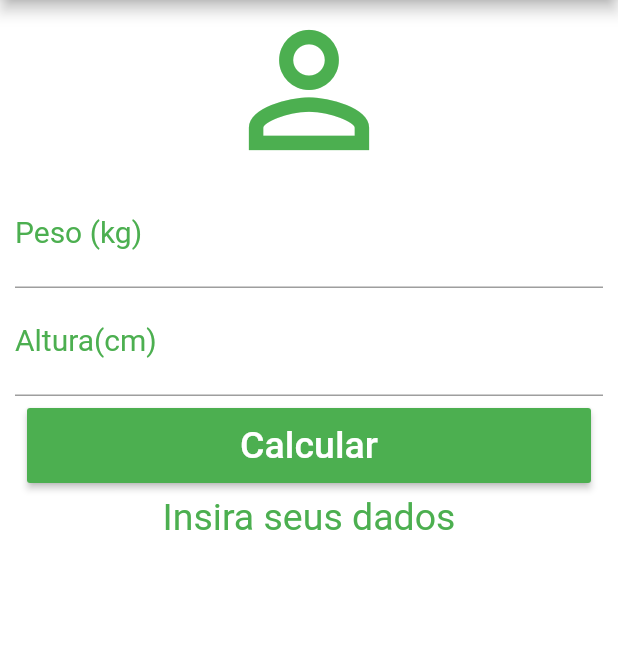
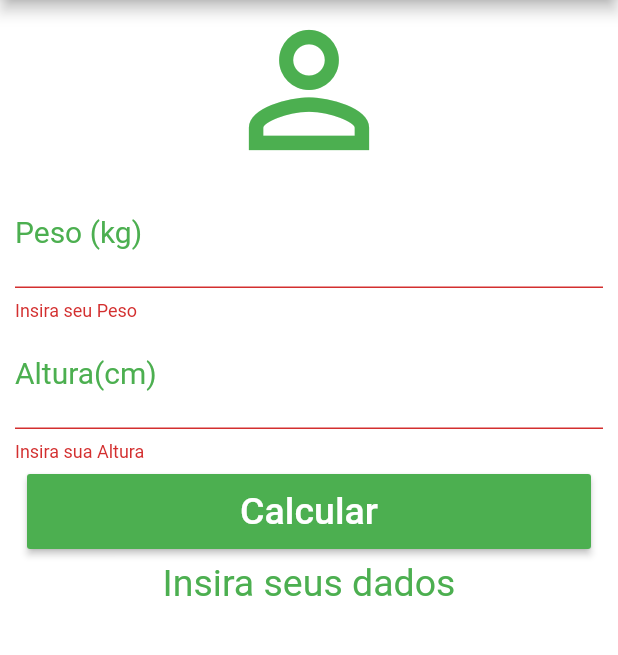
Before and after one commit to Tashima42/calculadora_imc, a Flutter app: the screen it shows after launch, after a tap on "Calcular", on a phone screen of 412 x 824 dp, the part 84-739 px from its top. Run offline on Flutter 3.47's test engine with Material 2 defaults, Android fonts, the phone set to English and light mode, and no system bars.

```diff
--- a/lib/main.dart
+++ b/lib/main.dart
@@ -1,4 +1,6 @@
 import 'package:flutter/material.dart';
+
+//TODO: Adicionar comentarios no que ainda falta
 
 void main() {
   runApp(MaterialApp(
@@ -19,6 +21,8 @@ class _calcImcState extends State<calcImc> {
   TextEditingController pesoController = TextEditingController();
   TextEditingController alturaController = TextEditingController();
 
+  GlobalKey<FormState> _formKey = GlobalKey<FormState>();
+
   void resetarCampos() {
     pesoController.text = "";
     alturaController.text = "";
@@ -27,26 +31,25 @@ class _calcImcState extends State<calcImc> {
     });
   }
 
-  void _calcular(){
+  void _calcular() {
     double _peso = double.parse(pesoController.text);
     double _altura = double.parse(alturaController.text) / 100;
 
     double _imc = _peso / (_altura * _altura);
-    print(_imc);
 
     setState(() {
-      if(_imc<18.5){
-        _infoTexto = "Abaixo do Peso";
-      }else if(_imc>=18.5 && _imc<25){
-        _infoTexto = "Peso Normal";
-      }else if(_imc>=25 && _imc<30){
-        _infoTexto = "Sobrepeso";
-      }else if(_imc>=30 && _imc<35){
-        _infoTexto = "Obesidade Grau 1";
-      }else if(_imc>=35 && _imc<40){
-        _infoTexto = "Obesidade Grau 2";
-      }else if(_imc>=40){
-        _infoTexto = "Obesidade Grau 3";
+      if (_imc < 18.5) {
+        _infoTexto = "Abaixo do Peso (${_imc.toStringAsPrecision(3)})";
+      } else if (_imc >= 18.5 && _imc < 25) {
+        _infoTexto = "Peso Normal (${_imc.toStringAsPrecision(3)})";
+      } else if (_imc >= 25 && _imc < 30) {
+        _infoTexto = "Sobrepeso (${_imc.toStringAsPrecision(3)})";
+      } else if (_imc >= 30 && _imc < 35) {
+        _infoTexto = "Obesidade Grau 1 (${_imc.toStringAsPrecision(3)})";
+      } else if (_imc >= 35 && _imc < 40) {
+        _infoTexto = "Obesidade Grau 2 (${_imc.toStringAsPrecision(3)})";
+      } else if (_imc >= 40) {
+        _infoTexto = "Obesidade Grau 3 (${_imc.toStringAsPrecision(3)})";
       }
     });
   }
@@ -72,6 +75,8 @@ class _calcImcState extends State<calcImc> {
       //inicia o body
       body: SingleChildScrollView(
         padding: EdgeInsets.fromLTRB(10, 0, 10, 0),
+        child: Form(
+          key: _formKey,
           child: Column(
             //Define o alinhamento para que tudo ocupe o maximo de espaco
             //possivel no eixo horizontal
@@ -85,11 +90,12 @@ class _calcImcState extends State<calcImc> {
                 size: 120.0,
               ),
               //Insere Input de peso
-            TextField(
+              TextFormField(
                 keyboardType: TextInputType.number,
                 decoration: InputDecoration(
                   labelText: "Peso (kg)",
-                labelStyle: TextStyle(color: Colors.green[500], fontSize: 20.0),
+                  labelStyle:
+                      TextStyle(color: Colors.green[500], fontSize: 20.0),
                 ),
                 textAlign: TextAlign.center,
                 style: TextStyle(
@@ -97,9 +103,14 @@ class _calcImcState extends State<calcImc> {
                   fontSize: 25.0,
                 ),
                 controller: pesoController,
+                validator: (value){
+                  if(value.isEmpty){
+                    return "Insira seu Peso";
+                  }
+                },
               ),
               //Insere Input de altura
-            TextField(
+              TextFormField(
                 keyboardType: TextInputType.number,
                 decoration: InputDecoration(
                   labelText: "Altura(cm)",
@@ -114,6 +125,11 @@ class _calcImcState extends State<calcImc> {
                   fontSize: 25.0,
                 ),
                 controller: alturaController,
+                validator: (value){
+                  if(value.isEmpty){
+                    return "Insira sua Altura";
+                  }
+                },
               ),
               //Insere um botao para calcular
               Padding(
@@ -121,7 +137,11 @@ class _calcImcState extends State<calcImc> {
                 child: Container(
                   height: 50.0,
                   child: RaisedButton(
-                  onPressed: _calcular,
+                    onPressed: (){
+                      if(_formKey.currentState.validate()){
+                        _calcular();
+                      }
+                    },
                     child: Text(
                       "Calcular",
                       style: TextStyle(color: Colors.white, fontSize: 25.0),
@@ -138,6 +158,7 @@ class _calcImcState extends State<calcImc> {
             ],
           ),
         ),
+      ),
     );
   }
 }
```
Lines whose indentation alone changed are shown as unchanged.
